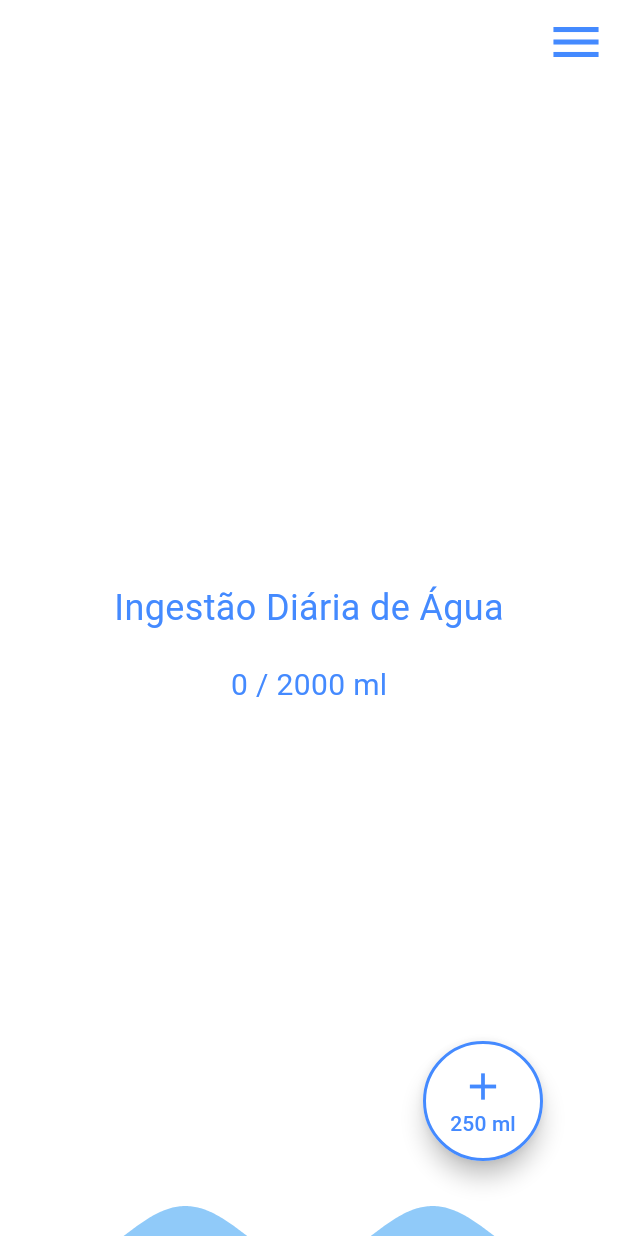
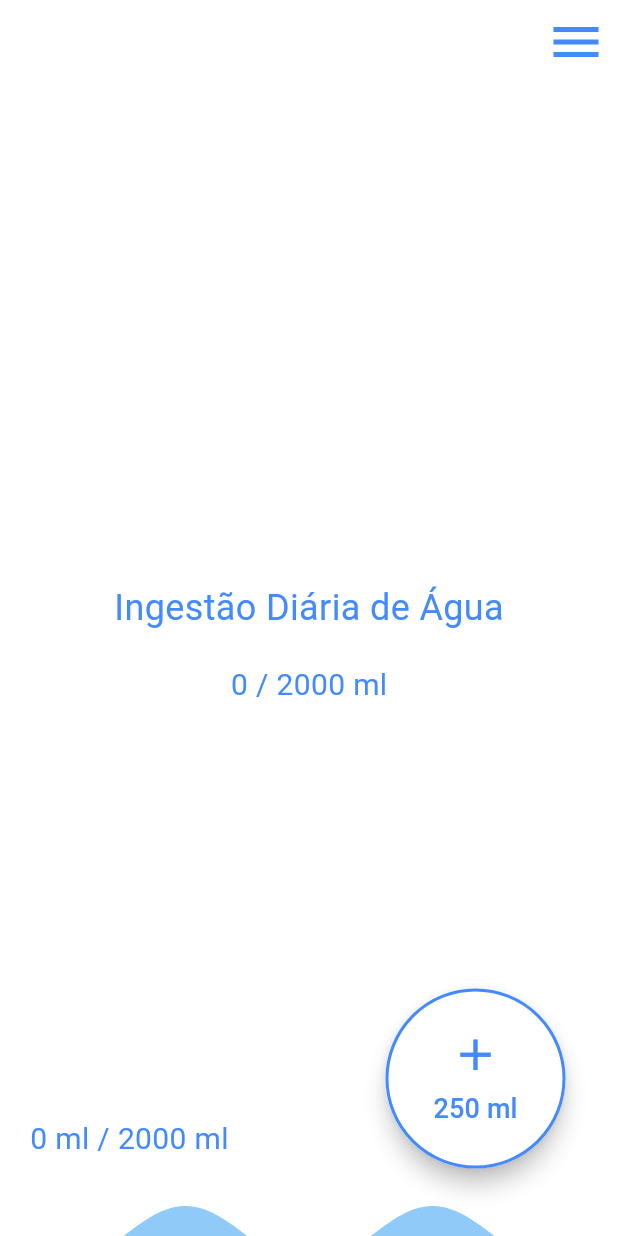
Before and after one commit to AndressaTancredi/water_remider, a Flutter app: the screen it shows after launch, on a phone screen of 412 x 824 dp. Run offline on Flutter 3.47's test engine with Material 3 defaults, Android fonts, the phone set to English and light mode, and no system bars; our stand-ins replace go_router.

Commit message:
add ml on wave part

```diff
--- a/lib/ui/home_screen.dart
+++ b/lib/ui/home_screen.dart
@@ -96,9 +96,7 @@ class WaterHomePageState extends State<WaterHomePage>
       body: Stack(
         children: [
           Positioned.fill(
-            child: _isGoalReached
-                ? Container(color: Colors.blue.shade300)
-                : AnimatedBuilder(
+            child: AnimatedBuilder(
               animation: _controller,
               builder: (context, child) {
                 return CustomPaint(
@@ -152,12 +150,30 @@ class WaterHomePageState extends State<WaterHomePage>
               ),
             ],
           ),
+          AnimatedBuilder(
+            animation: _controller,
+            builder: (context, child) {
+              return Positioned(
+                left: 20,
+                bottom: 50 +
+                    (_animation.value *
+                        (MediaQuery.of(context).size.height - 100)),
+                child: Text(
+                  '${_waterIntake.toInt()} ml / ${_waterGoal.toInt()} ml',
+                  style: TextStyle(
+                    fontSize: 20,
+                    color: _isGoalReached ? Colors.white : Colors.blueAccent,
+                  ),
+                ),
+              );
+            },
+          ),
           Positioned(
-            bottom: 50,
-            right: 50,
+            bottom: 45,
+            right: 35,
             child: SizedBox(
-              width: 80.0,
-              height: 80.0,
+              width: 120.0,
+              height: 120.0,
               child: FloatingActionButton(
                 splashColor: Colors.transparent,
                 onPressed:
@@ -172,14 +188,18 @@ class WaterHomePageState extends State<WaterHomePage>
                   child: Column(
                     mainAxisAlignment: MainAxisAlignment.center,
                     children: [
-                      Icon(_isGoalReached ? Icons.refresh : Icons.add,
-                          color: Colors.blueAccent, size: 30),
+                      Icon(
+                        _isGoalReached ? Icons.refresh_outlined : Icons.add,
+                        color: Colors.blueAccent,
+                        size: 35,
+                      ),
+                      const SizedBox(height: 6),
                       Text(
                           _isGoalReached
                               ? 'Reiniciar'
                               : '${_buttonValue.toInt()} ml',
                           style: const TextStyle(
-                              color: Colors.blueAccent, fontSize: 14)),
+                              color: Colors.blueAccent, fontSize: 18)),
                     ],
                   ),
                 ),
```
Lines whose indentation alone changed are shown as unchanged.
